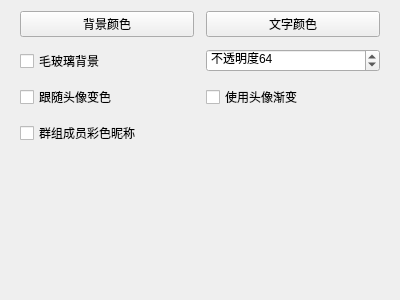
Before: the Qt Designer form widgets/settings/stylewidget.ui in iwxyi/CatlikeQQ, drawn with Qt 5.
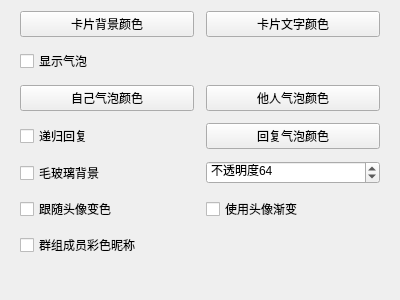
After: the same form once the commit is applied. Custom widgets are drawn as their Qt base class.

Commit message: 添加气泡相关的设置项

The edit to the form file:
```diff
--- a/widgets/settings/stylewidget.ui
+++ b/widgets/settings/stylewidget.ui
@@ -25,14 +25,52 @@
      <property name="spacing">
       <number>12</number>
      </property>
+     <item row="5" column="0">
+      <widget class="QCheckBox" name="useHeaderColorCheck">
+       <property name="text">
+        <string>跟随头像变色</string>
+       </property>
+      </widget>
+     </item>
      <item row="0" column="1">
       <widget class="InteractiveButtonBase" name="titleColorButton">
        <property name="text">
-        <string>文字颜色</string>
+        <string>卡片文字颜色</string>
+       </property>
+      </widget>
+     </item>
+     <item row="0" column="0">
+      <widget class="InteractiveButtonBase" name="bgColorButton">
+       <property name="text">
+        <string>卡片背景颜色</string>
        </property>
       </widget>
      </item>
      <item row="1" column="0">
+      <widget class="QCheckBox" name="showBubbleCheck">
+       <property name="toolTip">
+        <string>是否显示气泡</string>
+       </property>
+       <property name="text">
+        <string>显示气泡</string>
+       </property>
+      </widget>
+     </item>
+     <item row="5" column="1">
+      <widget class="QCheckBox" name="useHeaderGradientCheck">
+       <property name="text">
+        <string>使用头像渐变</string>
+       </property>
+      </widget>
+     </item>
+     <item row="2" column="0">
+      <widget class="InteractiveButtonBase" name="bubbleMimeButton">
+       <property name="text">
+        <string>自己气泡颜色</string>
+       </property>
+      </widget>
+     </item>
+     <item row="4" column="0">
       <widget class="QCheckBox" name="frostedGlassBgCheck">
        <property name="toolTip">
         <string>使用简单的毛玻璃背景效果
@@ -43,14 +81,7 @@
        </property>
       </widget>
      </item>
-     <item row="2" column="0">
-      <widget class="QCheckBox" name="useHeaderColorCheck">
-       <property name="text">
-        <string>跟随头像变色</string>
-       </property>
-      </widget>
-     </item>
-     <item row="1" column="1">
+     <item row="4" column="1">
       <widget class="QSpinBox" name="frostedGlassOpacitySpin">
        <property name="toolTip">
         <string/>
@@ -75,27 +106,37 @@
        </property>
       </widget>
      </item>
-     <item row="2" column="1">
-      <widget class="QCheckBox" name="useHeaderGradientCheck">
-       <property name="text">
-        <string>使用头像渐变</string>
-       </property>
-      </widget>
-     </item>
-     <item row="0" column="0">
-      <widget class="InteractiveButtonBase" name="bgColorButton">
-       <property name="text">
-        <string>背景颜色</string>
-       </property>
-      </widget>
-     </item>
-     <item row="3" column="0">
+     <item row="6" column="0">
       <widget class="QCheckBox" name="colorfulGroupMemberCheck">
        <property name="text">
         <string>群组成员彩色昵称</string>
        </property>
       </widget>
      </item>
+     <item row="3" column="0">
+      <widget class="QCheckBox" name="replyRecursionCheck">
+       <property name="toolTip">
+        <string>回复的消息中显示之前回复的消息</string>
+       </property>
+       <property name="text">
+        <string>递归回复</string>
+       </property>
+      </widget>
+     </item>
+     <item row="3" column="1">
+      <widget class="InteractiveButtonBase" name="bubbleReplyButton">
+       <property name="text">
+        <string>回复气泡颜色</string>
+       </property>
+      </widget>
+     </item>
+     <item row="2" column="1">
+      <widget class="InteractiveButtonBase" name="bubbleOppoButton">
+       <property name="text">
+        <string>他人气泡颜色</string>
+       </property>
+      </widget>
+     </item>
     </layout>
    </item>
    <item>
```
The commit also changes 4 other files.
